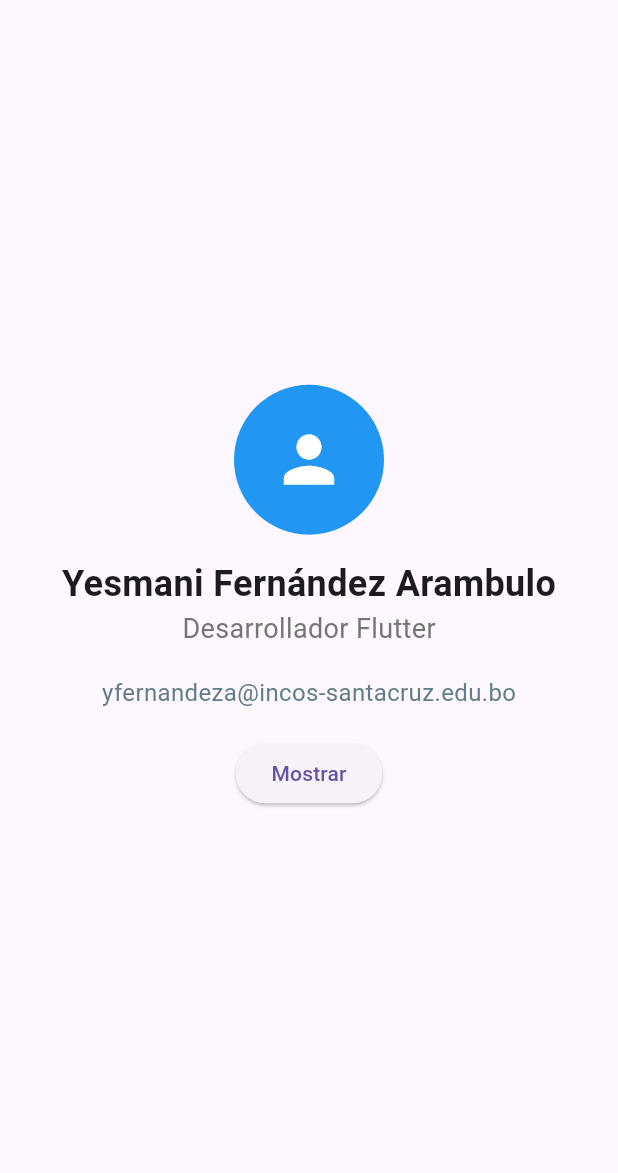
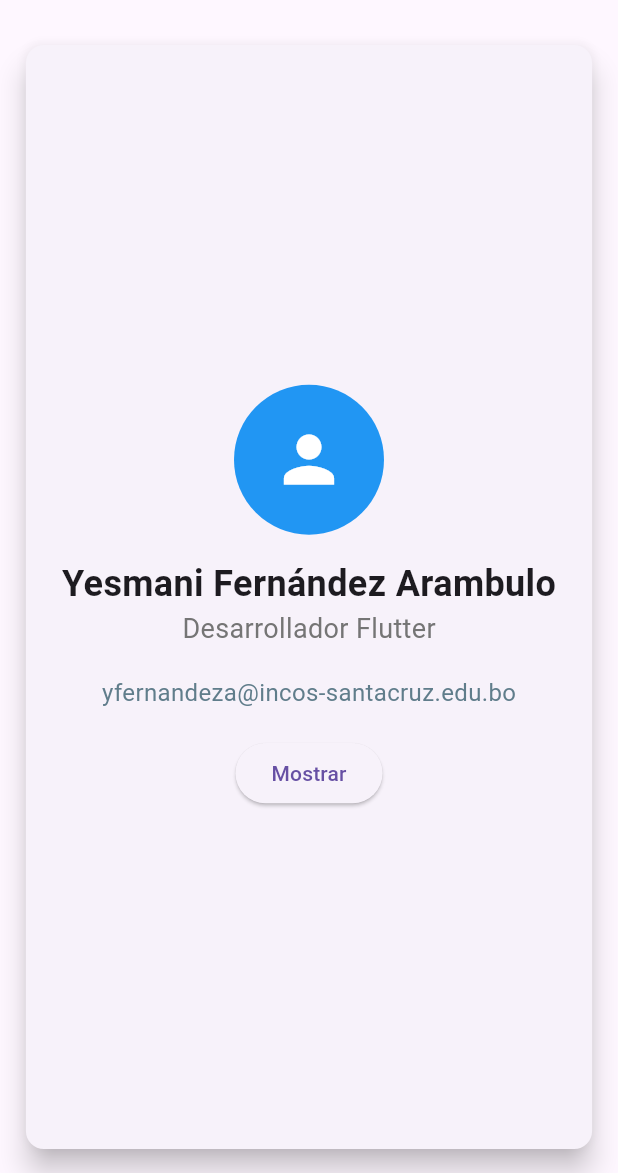
Before and after one commit to elingeyes/tarjetapresentacion, a Flutter app: the screen it shows after launch, on a phone screen of 412 x 824 dp, the part 63-1236 px from its top. Run offline on Flutter 3.47's test engine with Material 3 defaults, Android fonts, the phone set to English and light mode, and no system bars.

Commit message:
Card y padding al card

```diff
--- a/lib/main.dart
+++ b/lib/main.dart
@@ -14,6 +14,14 @@ class MyApp extends StatelessWidget {
           title: Text('Mi Tarjeta de Presentación'),
         ),
         body: Center(
+          child:Card(
+            elevation: 8,
+            margin: EdgeInsets.all(16),
+            shape: RoundedRectangleBorder(
+              borderRadius: BorderRadius.circular(12)
+            ),
+            child: Padding(
+                padding: EdgeInsets.all(24),
           child: Column(
             mainAxisAlignment: MainAxisAlignment.center,
             children: [
@@ -50,8 +58,13 @@ class MyApp extends StatelessWidget {
                 ),
               ),
               SizedBox(height: 18),
-              ElevatedButton(onPressed: (){}, child: Text('Mostrar')),
+              ElevatedButton(onPressed: (){
+                },
+                  child: Text('Mostrar')
+              ),
             ],
+          ),
+          ),
           ),
         ),
       ),
```
